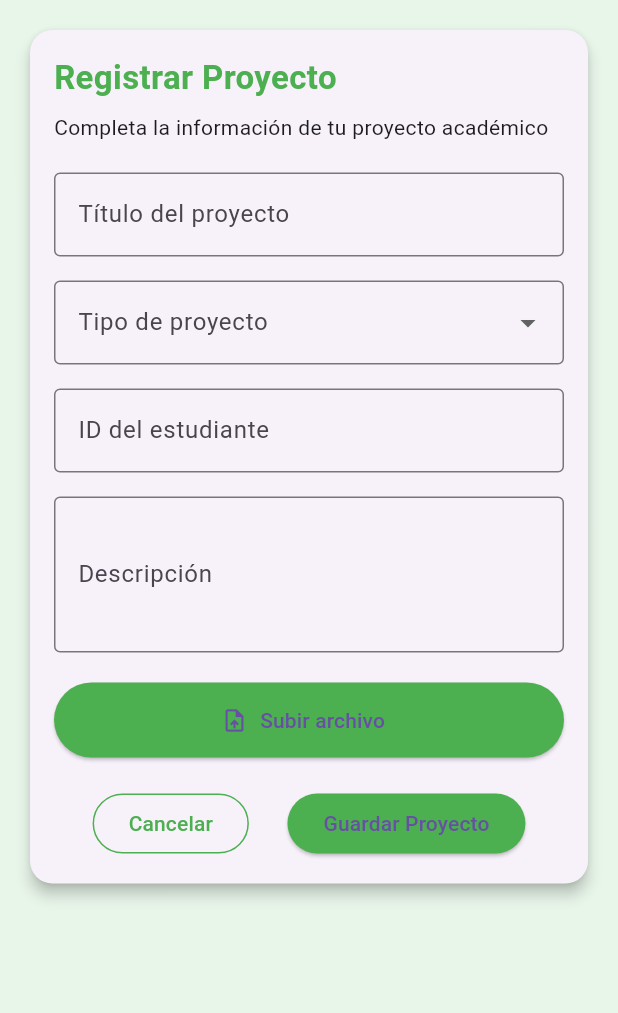
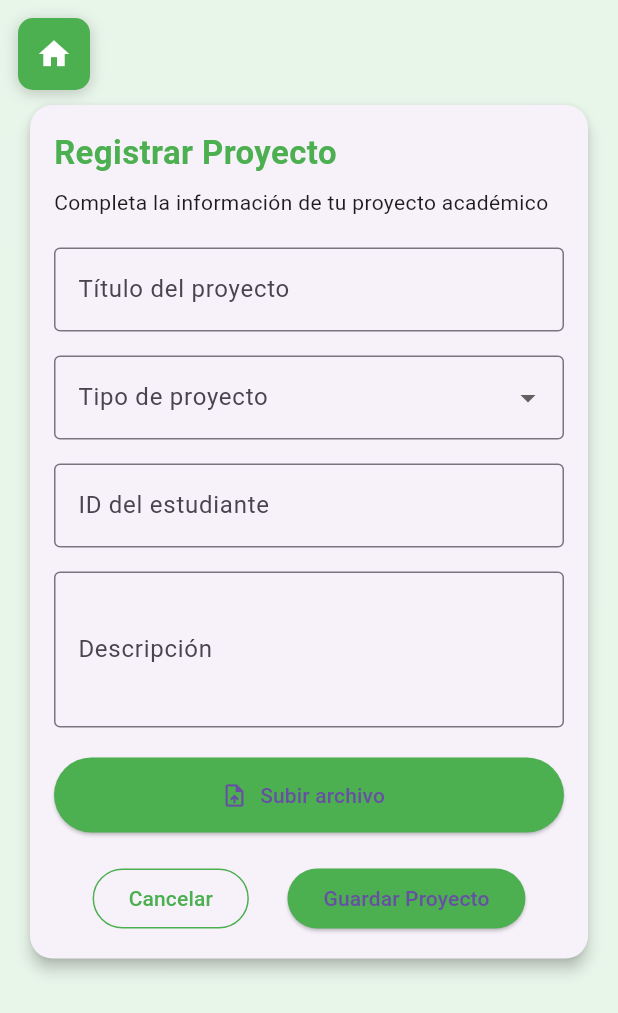
Before and after one commit to lauraltahona/GraduTech-MOVIL, a Flutter app: the RegistrarProyectoScreen screen opened directly, on a phone screen of 412 x 824 dp. Shown: the top 1013 px of the screen. Run offline on Flutter 3.47's test engine with Material 3 defaults, Android fonts, the phone set to English and light mode, and no system bars; our stand-ins replace file_picker, flutter_dotenv, shared_preferences, table_calendar; accounts and stored records are empty.

Commit message:
fix: agregando boton de regreso

```diff
--- a/lib/screens/estudiante/registrar_proyecto.dart
+++ b/lib/screens/estudiante/registrar_proyecto.dart
@@ -15,9 +15,15 @@ class _RegistrarProyectoScreenState extends State<RegistrarProyectoScreen> {
   Widget build(BuildContext context) {
     return Scaffold(
       backgroundColor: Colors.green.shade50,
-      body: SingleChildScrollView(
+      body: Stack(
+        children: [
+          // Contenido principal
+          SingleChildScrollView(
             padding: const EdgeInsets.all(16),
-        child: Card(
+            child: Column(
+              children: [
+                const SizedBox(height: 50), // Espacio para el botón de regreso
+                Card(
                   shape: RoundedRectangleBorder(borderRadius: BorderRadius.circular(15)),
                   elevation: 4,
                   child: Padding(
@@ -118,6 +124,46 @@ class _RegistrarProyectoScreenState extends State<RegistrarProyectoScreen> {
                     ),
                   ),
                 ),
+              ],
+            ),
+          ),
+
+          // Botón de regreso al home - pequeño en la esquina superior izquierda
+          SafeArea(
+            child: Padding(
+              padding: const EdgeInsets.all(12.0),
+              child: Container(
+                decoration: BoxDecoration(
+                  color: Colors.green,
+                  borderRadius: BorderRadius.circular(10),
+                  boxShadow: [
+                    BoxShadow(
+                      color: Colors.black.withOpacity(0.2),
+                      blurRadius: 8,
+                      offset: const Offset(0, 2),
+                    ),
+                  ],
+                ),
+                child: IconButton(
+                  icon: const Icon(
+                    Icons.home,
+                    color: Colors.white,
+                    size: 24,
+                  ),
+                  onPressed: () {
+                    // Navegar al home principal del estudiante
+                    Navigator.pushNamedAndRemoveUntil(
+                      context,
+                      '/homeEstudiante',
+                      (route) => false,
+                    );
+                  },
+                  tooltip: 'Volver al inicio',
+                ),
+              ),
+            ),
+          ),
+        ],
       ),
     );
   }
```
Lines whose indentation alone changed are shown as unchanged.
